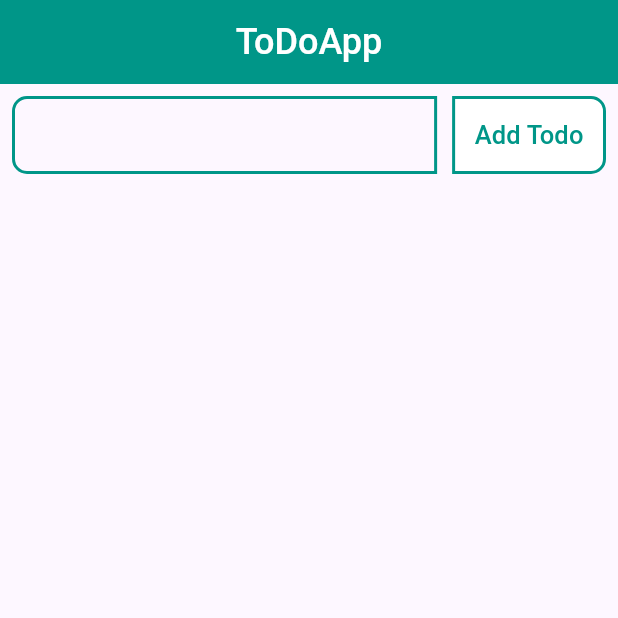
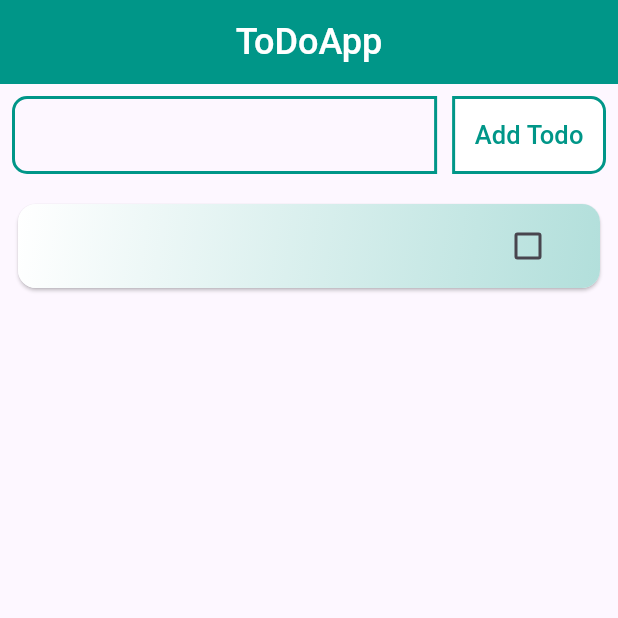
Before and after one commit to sagor2315/to_do_app_using_flutter, a Flutter app: the screen it shows after launch, after a tap on "Add Todo", on a phone screen of 412 x 824 dp, the top half of it. Run offline on Flutter 3.47's test engine with Material 3 defaults, Android fonts, the phone set to English and light mode, and no system bars.

Commit message:
todo function created and setState update

```diff
--- a/lib/HomeScreen/app_home_screen.dart
+++ b/lib/HomeScreen/app_home_screen.dart
@@ -8,6 +8,10 @@ class ToDoAppHomeScreen extends StatefulWidget {
 }
 
 class _ToDoAppHomeScreenState extends State<ToDoAppHomeScreen> {
+
+  final TextEditingController _todoController = TextEditingController();
+  final List<TodoTask> todoList = [];
+
   @override
   Widget build(BuildContext context) {
     return Scaffold(
@@ -27,6 +31,7 @@ class _ToDoAppHomeScreenState extends State<ToDoAppHomeScreen> {
               children: [
                 Expanded(
                   child: TextField(
+                    controller: _todoController,
                     decoration: InputDecoration(
                       // filled: true,
                       // fillColor: Colors.teal.shade100,
@@ -64,7 +69,19 @@ class _ToDoAppHomeScreenState extends State<ToDoAppHomeScreen> {
                 SizedBox(width: 10),
                 SizedBox(
                   child: ElevatedButton(
-                    onPressed: () {},
+                    onPressed: () {
+                      // print("add todo button");
+                      // print("add todo: ${_todoController.text.toString()}"); 2
+                      setState(() {
+                        todoList.add(
+                            TodoTask(
+                                title: _todoController.text.toString().trim(),
+                                subTitle: "Subtitle"
+                            )
+                        );
+                      });
+
+                    },
                     style: ElevatedButton.styleFrom(
                       elevation: 0,
                       backgroundColor: Colors.white,
@@ -85,8 +102,47 @@ class _ToDoAppHomeScreenState extends State<ToDoAppHomeScreen> {
               ],
             ),
           ),
+          Expanded(child: ListView.builder(
+              padding: EdgeInsets.only(bottom: 40, top: 8, left: 8, right: 8),
+          itemCount: todoList.length,
+          itemBuilder: (BuildContext context, index){
+            return Card(
+              child: Container(
+                decoration: BoxDecoration(
+                  borderRadius: BorderRadius.circular(12),
+                  gradient: LinearGradient(
+                    colors: [
+                      Colors.white,
+                      Colors.teal.shade100
+                    ],
+                    begin: Alignment.topLeft,
+                    end: Alignment.bottomRight
+                  )
+                ),
+                child: ListTile(
+                  title: Text("${todoList[index].title}"),
+                  trailing: Checkbox(value: false, onChanged: (value){}),
+                ),
+              )
+            );
+          })
+    )
         ],
       ),
     );
   }
 }
+
+class TodoTask {
+
+   String? title;
+   String? subTitle;
+   bool? taskDone;
+
+   TodoTask({
+    required this.title,
+    required this.subTitle,
+    this.taskDone = false
+  });
+
+}
```
